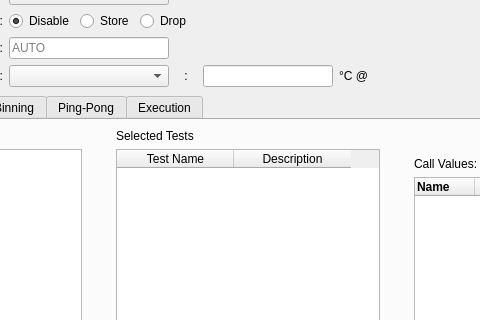
Old version of the form ATE/spyder/widgets/actions_on/program/TestProgramWizard.ui in the repository Semi-ATE/Semi-ATE; both pictures show x 108 to 588 and y 112 to 432 of the 1102 by 897 pixel window.
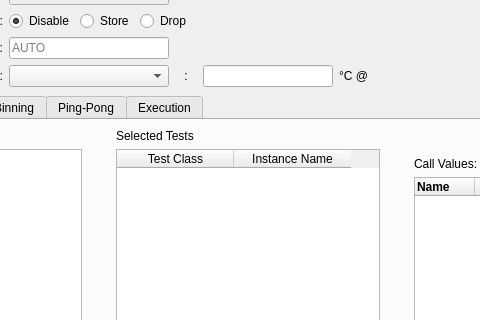
New version of the form.

What changed in the file:
```diff
--- a/ATE/spyder/widgets/actions_on/program/TestProgramWizard.ui
+++ b/ATE/spyder/widgets/actions_on/program/TestProgramWizard.ui
@@ -1287,12 +1287,12 @@
            </attribute>
            <column>
             <property name="text">
-             <string>Test Name</string>
+             <string>Test Class</string>
             </property>
            </column>
            <column>
             <property name="text">
-             <string>Description</string>
+             <string>Instance Name</string>
             </property>
            </column>
           </widget>
```
